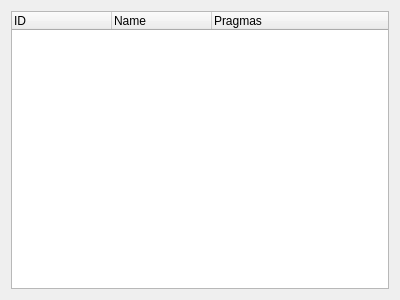
First picture: the form in POGADE/pogadescopelist.ui, repository polca-project/polca-toolbox, before the edit.
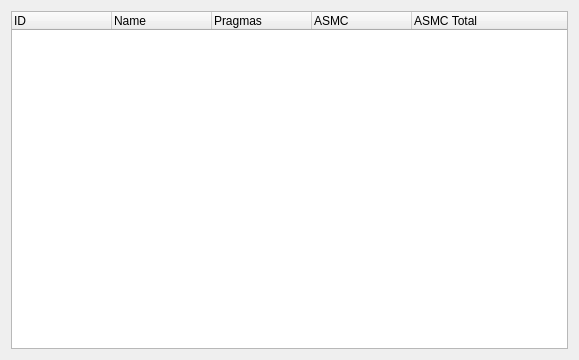
Second picture: the form after the edit.

Commit message: Better ASMC integration

Patch:
```diff
--- a/POGADE/pogadescopelist.ui
+++ b/POGADE/pogadescopelist.ui
@@ -6,8 +6,8 @@
    <rect>
     <x>0</x>
     <y>0</y>
-    <width>400</width>
-    <height>300</height>
+    <width>579</width>
+    <height>360</height>
    </rect>
   </property>
   <property name="windowTitle">
@@ -31,6 +31,16 @@
        <string>Pragmas</string>
       </property>
      </column>
+     <column>
+      <property name="text">
+       <string>ASMC</string>
+      </property>
+     </column>
+     <column>
+      <property name="text">
+       <string>ASMC Total</string>
+      </property>
+     </column>
     </widget>
    </item>
   </layout>
```
The commit also changes 7 other files.
